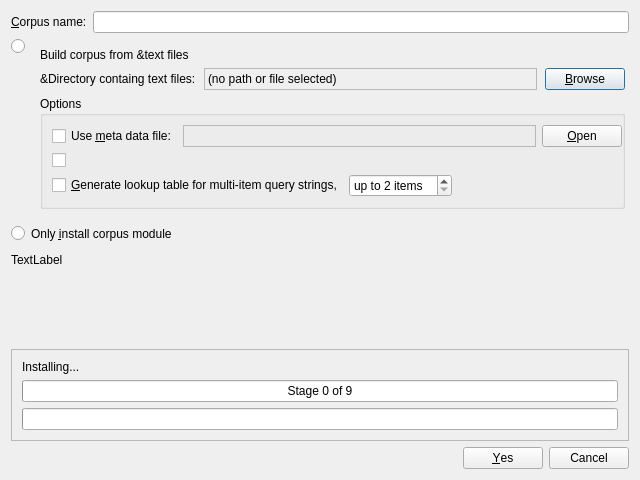
Old version of the form coquery/gui/ui/corpusInstaller.ui in the repository gkunter/coquery.
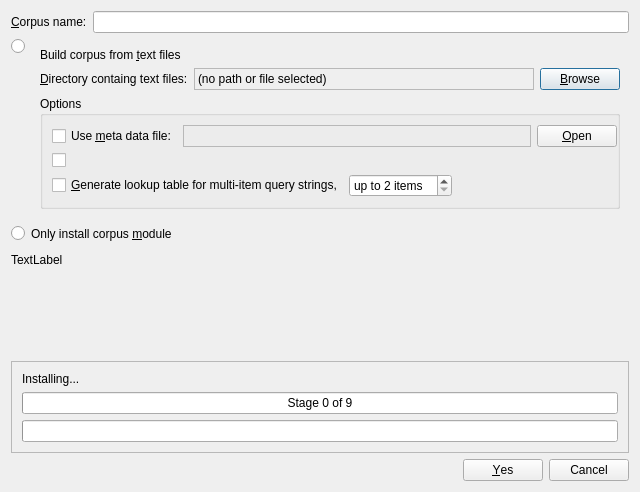
New version of the form. Icons and pictures are not drawn. Custom widgets are drawn as their Qt base class.

Diff of the .ui file:
```diff
--- a/coquery/gui/ui/corpusInstaller.ui
+++ b/coquery/gui/ui/corpusInstaller.ui
@@ -7,7 +7,7 @@
     <x>0</x>
     <y>0</y>
     <width>640</width>
-    <height>480</height>
+    <height>492</height>
    </rect>
   </property>
   <property name="sizePolicy">
@@ -52,7 +52,7 @@
      <item row="1" column="1">
       <widget class="QLabel" name="label_only_module">
        <property name="text">
-        <string>Only &amp;install corpus module</string>
+        <string>Only install corpus &amp;module</string>
        </property>
        <property name="buddy">
         <cstring>radio_only_module</cstring>
@@ -75,15 +75,37 @@
      </item>
      <item row="0" column="1">
       <widget class="QWidget" name="widget_read_files" native="true">
-       <layout class="QGridLayout" name="gridLayout" columnstretch="0,1,0">
-        <property name="rightMargin">
-         <number>4</number>
-        </property>
-        <property name="horizontalSpacing">
-         <number>8</number>
-        </property>
-        <item row="1" column="1">
+       <layout class="QVBoxLayout" name="verticalLayout_5">
+        <item>
+         <widget class="QLabel" name="label_read_files">
+          <property name="text">
+           <string>Build corpus from &amp;text files</string>
+          </property>
+          <property name="buddy">
+           <cstring>radio_read_files</cstring>
+          </property>
+         </widget>
+        </item>
+        <item>
+         <layout class="QHBoxLayout" name="horizontalLayout_3" stretch="0,1,0">
+          <item>
+           <widget class="QLabel" name="label_input_path">
+            <property name="text">
+             <string>&amp;Directory containg text files:</string>
+            </property>
+            <property name="buddy">
+             <cstring>input_path</cstring>
+            </property>
+           </widget>
+          </item>
+          <item>
          <widget class="CoqClickableLabel" name="input_path">
+            <property name="sizePolicy">
+             <sizepolicy hsizetype="Ignored" vsizetype="Preferred">
+              <horstretch>0</horstretch>
+              <verstretch>0</verstretch>
+             </sizepolicy>
+            </property>
           <property name="frameShape">
            <enum>QFrame::StyledPanel</enum>
           </property>
@@ -95,7 +117,7 @@
           </property>
          </widget>
         </item>
-        <item row="1" column="2">
+          <item>
          <widget class="QPushButton" name="button_input_path">
           <property name="sizePolicy">
            <sizepolicy hsizetype="Fixed" vsizetype="Fixed">
@@ -116,7 +138,9 @@
           </property>
          </widget>
         </item>
-        <item row="2" column="0" colspan="3">
+         </layout>
+        </item>
+        <item>
          <widget class="QGroupBox" name="groupBox">
           <property name="title">
            <string>Options</string>
@@ -242,20 +266,6 @@
           </layout>
          </widget>
         </item>
-        <item row="1" column="0">
-         <widget class="QLabel" name="label_input_path">
-          <property name="text">
-           <string>&amp;Directory containg text files:</string>
-          </property>
-         </widget>
-        </item>
-        <item row="0" column="0" colspan="3">
-         <widget class="QLabel" name="label_read_files">
-          <property name="text">
-           <string>Build corpus from &amp;text files</string>
-          </property>
-         </widget>
-        </item>
        </layout>
       </widget>
      </item>
```
Left out of the diff: 39 changed lines with no effect on the pictures. Lines whose indentation alone changed are shown as unchanged.
